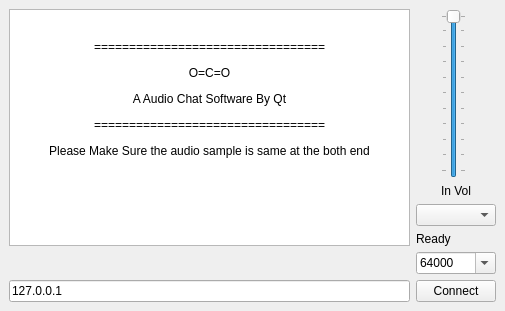
The window that mainwindow.ui (haoxingxing/CO2) describes before a commit, drawn with Qt 5.
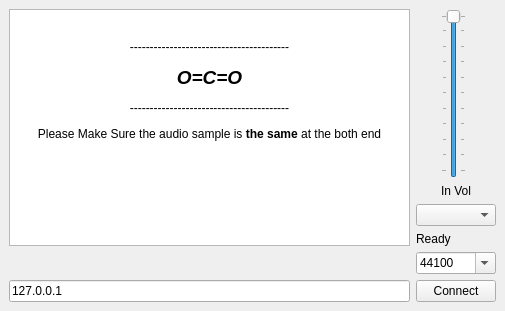
The same window after the commit.

Diff of the .ui file:
```diff
--- a/mainwindow.ui
+++ b/mainwindow.ui
@@ -71,11 +71,10 @@
 p, li { white-space: pre-wrap; }
 &lt;/style&gt;&lt;/head&gt;&lt;body style=&quot; font-family:'SimSun'; font-size:9pt; font-weight:400; font-style:normal;&quot;&gt;
 &lt;p align=&quot;center&quot; style=&quot;-qt-paragraph-type:empty; margin-top:12px; margin-bottom:12px; margin-left:0px; margin-right:0px; -qt-block-indent:0; text-indent:0px;&quot;&gt;&lt;br /&gt;&lt;/p&gt;
-&lt;p align=&quot;center&quot; style=&quot; margin-top:12px; margin-bottom:12px; margin-left:0px; margin-right:0px; -qt-block-indent:0; text-indent:0px;&quot;&gt;=================================&lt;/p&gt;
-&lt;p align=&quot;center&quot; style=&quot; margin-top:12px; margin-bottom:12px; margin-left:0px; margin-right:0px; -qt-block-indent:0; text-indent:0px;&quot;&gt;O=C=O&lt;/p&gt;
-&lt;p align=&quot;center&quot; style=&quot; margin-top:12px; margin-bottom:12px; margin-left:0px; margin-right:0px; -qt-block-indent:0; text-indent:0px;&quot;&gt;A Audio Chat Software By Qt&lt;/p&gt;
-&lt;p align=&quot;center&quot; style=&quot; margin-top:12px; margin-bottom:12px; margin-left:0px; margin-right:0px; -qt-block-indent:0; text-indent:0px;&quot;&gt;=================================&lt;/p&gt;
-&lt;p align=&quot;center&quot; style=&quot; margin-top:12px; margin-bottom:12px; margin-left:0px; margin-right:0px; -qt-block-indent:0; text-indent:0px;&quot;&gt;Please Make Sure the audio sample is same at the both end&lt;/p&gt;&lt;/body&gt;&lt;/html&gt;</string>
+&lt;p align=&quot;center&quot; style=&quot; margin-top:12px; margin-bottom:12px; margin-left:0px; margin-right:0px; -qt-block-indent:0; text-indent:0px;&quot;&gt;----------------------------------------&lt;/p&gt;
+&lt;p align=&quot;center&quot; style=&quot; margin-top:12px; margin-bottom:12px; margin-left:0px; margin-right:0px; -qt-block-indent:0; text-indent:0px;&quot;&gt;&lt;span style=&quot; font-size:14pt; font-weight:600; font-style:italic;&quot;&gt;O=C=O&lt;/span&gt;&lt;/p&gt;
+&lt;p align=&quot;center&quot; style=&quot; margin-top:12px; margin-bottom:12px; margin-left:0px; margin-right:0px; -qt-block-indent:0; text-indent:0px;&quot;&gt;----------------------------------------&lt;/p&gt;
+&lt;p align=&quot;center&quot; style=&quot; margin-top:12px; margin-bottom:12px; margin-left:0px; margin-right:0px; -qt-block-indent:0; text-indent:0px;&quot;&gt;Please Make Sure the audio sample is &lt;span style=&quot; font-weight:600;&quot;&gt;the same&lt;/span&gt; at the both end&lt;/p&gt;&lt;/body&gt;&lt;/html&gt;</string>
       </property>
      </widget>
     </item>
@@ -101,13 +100,18 @@
        <bool>true</bool>
       </property>
       <property name="currentIndex">
-       <number>3</number>
+       <number>4</number>
       </property>
       <item>
        <property name="text">
         <string>8000</string>
        </property>
       </item>
+      <item>
+       <property name="text">
+        <string>16000</string>
+       </property>
+      </item>
       <item>
        <property name="text">
         <string>32000</string>
@@ -118,6 +122,11 @@
         <string>40000</string>
        </property>
       </item>
+      <item>
+       <property name="text">
+        <string>44100</string>
+       </property>
+      </item>
       <item>
        <property name="text">
         <string>64000</string>
```
